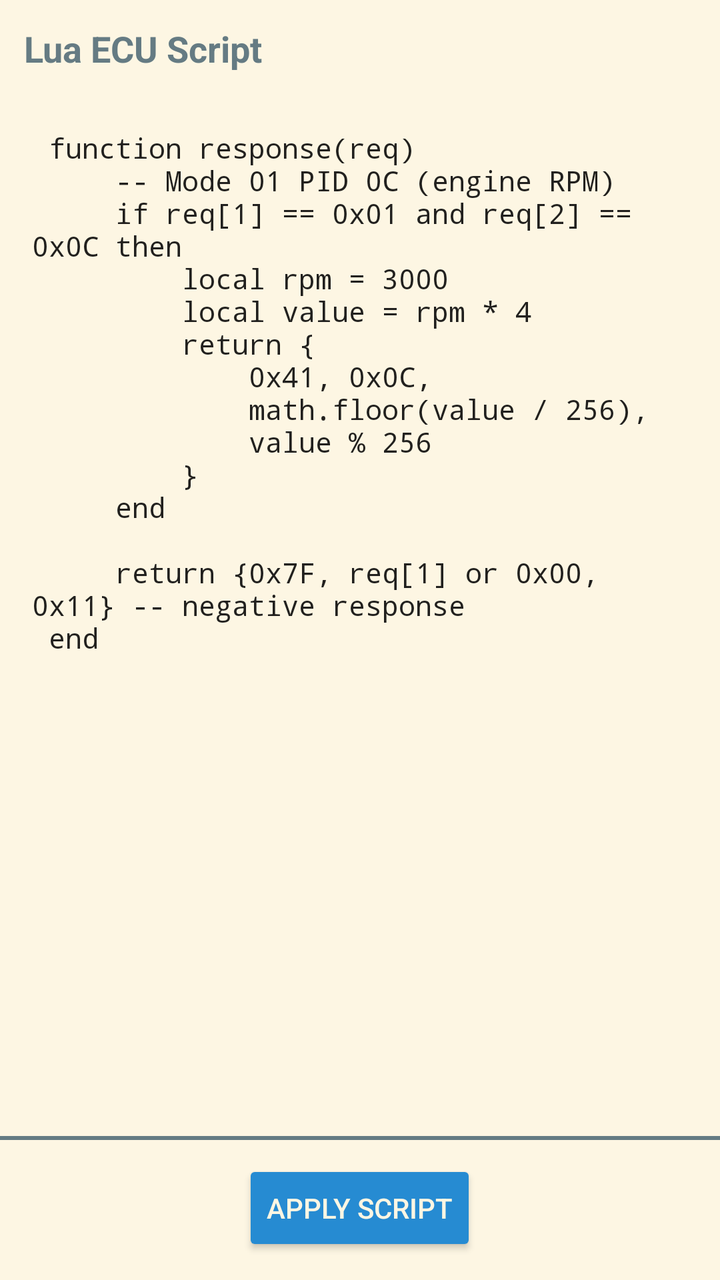
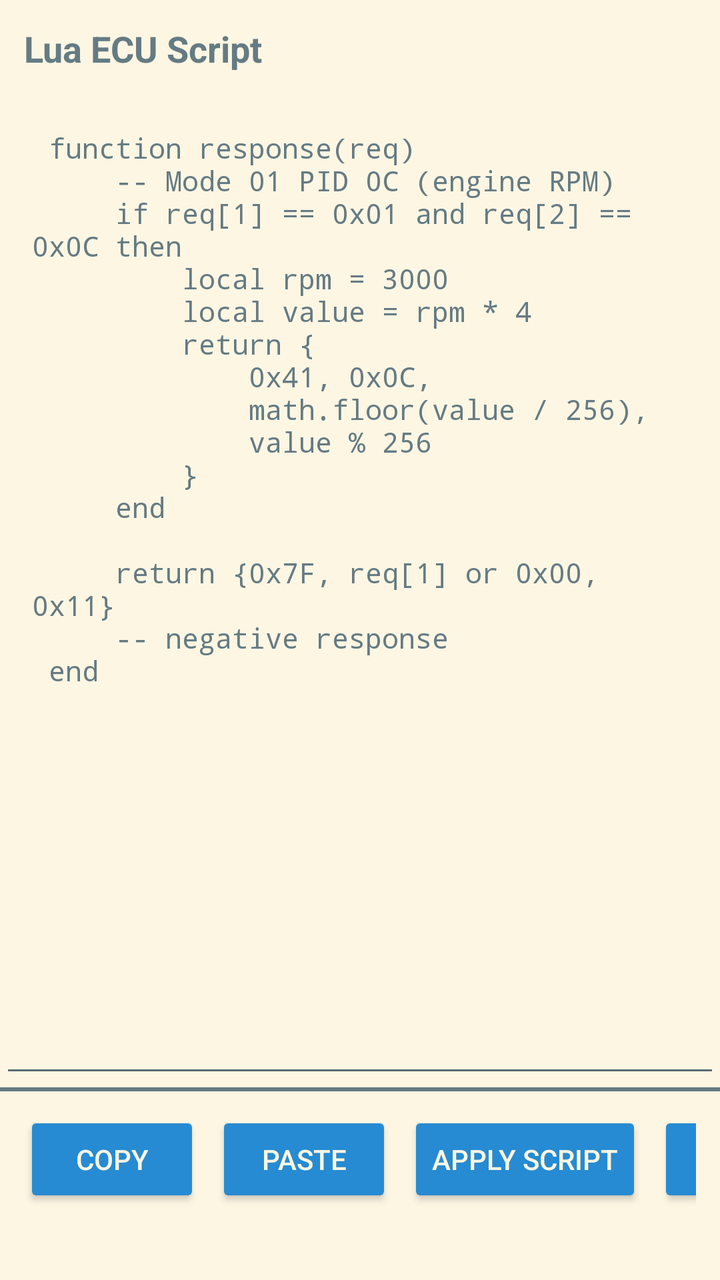

The first picture is an Android layout as it rendered before a commit; the second is the same layout after the commit. The layout source and the unified diff follow.
<!-- AndroidManifest.xml: application theme Theme.Solarized -->
<!-- res/layout/sim_main_ecu_config_script.xml -->
<?xml version="1.0" encoding="utf-8"?>
<androidx.constraintlayout.widget.ConstraintLayout
    xmlns:android="http://schemas.android.com/apk/res/android"
    xmlns:app="http://schemas.android.com/apk/res-auto"
    android:layout_width="match_parent"
    android:layout_height="match_parent">

    
    <LinearLayout
        android:id="@+id/top_bar"
        android:layout_width="0dp"
        android:layout_height="wrap_content"
        android:orientation="horizontal"
        android:padding="12dp"
        android:gravity="center_vertical"
        app:layout_constraintTop_toTopOf="parent"
        app:layout_constraintStart_toStartOf="parent"
        app:layout_constraintEnd_toEndOf="parent">

        <TextView
            android:layout_width="wrap_content"
            android:layout_height="wrap_content"
            android:text="Lua ECU Script"
            android:textSize="18sp"
            android:textStyle="bold" />

    </LinearLayout>

    
    <ScrollView
        android:id="@+id/editor_scroll"
        android:layout_width="0dp"
        android:layout_height="0dp"
        android:fillViewport="true"
        app:layout_constraintTop_toBottomOf="@id/top_bar"
        app:layout_constraintBottom_toTopOf="@id/bottom_bar"
        app:layout_constraintStart_toStartOf="parent"
        app:layout_constraintEnd_toEndOf="parent">

        <EditText
            android:id="@+id/lua_editor"
            android:layout_width="match_parent"
            android:layout_height="match_parent"
            android:gravity="top|start"
            android:textSize="14sp"
            android:padding="16dp"
            android:background="@android:color/transparent"
            android:inputType="textMultiLine|textNoSuggestions"
            android:fontFamily="monospace"
            android:scrollbars="vertical"
            android:overScrollMode="always"
            android:imeOptions="flagNoExtractUi"
            android:text="
function response(req)\n
    -- Mode 01 PID 0C (engine RPM)\n
    if req[1] == 0x01 and req[2] == 0x0C then\n
        local rpm = 3000\n
        local value = rpm * 4\n
        return {\n
            0x41, 0x0C,\n
            math.floor(value / 256),\n
            value % 256\n
        }\n
    end\n
\n
    return {0x7F, req[1] or 0x00, 0x11} -- negative response\n
end\n
            " />

    </ScrollView>

    
    <LinearLayout
        android:id="@+id/bottom_bar"
        android:layout_width="0dp"
        android:layout_height="wrap_content"
        android:orientation="horizontal"
        android:padding="12dp"
        android:gravity="center"
        android:background="@drawable/background_with_border_top"
        app:layout_constraintBottom_toBottomOf="parent"
        app:layout_constraintStart_toStartOf="parent"
        app:layout_constraintEnd_toEndOf="parent">

        <Button
            android:id="@+id/apply_script"
            android:layout_width="wrap_content"
            android:layout_height="wrap_content"
            android:text="Apply Script" />

        <TextView
            android:id="@+id/error_return"
            android:layout_width="wrap_content"
            android:layout_height="wrap_content"
            />

    </LinearLayout>

</androidx.constraintlayout.widget.ConstraintLayout>
<!-- resources referenced by this layout -->
<resources>
  <!-- drawable background_with_border_top (drawable) -->
  <?xml version="1.0" encoding="utf-8"?>
  <layer-list xmlns:android="http://schemas.android.com/apk/res/android">
  
      
      <item>
          <shape android:shape="rectangle">
              <solid android:color="?attr/android:colorBackground"/>
          </shape>
      </item>
  
      
      <item android:gravity="top">
          <shape android:shape="rectangle">
              <size android:height="2dp"/>
              <solid android:color="?attr/android:textColor"/> 
          </shape>
      </item>
  
  </layer-list>
  <style name="Theme.Solarized" parent="Theme.AppCompat.Light.NoActionBar">
          <item name="colorPrimary">@color/sol_base2</item>
          <item name="colorPrimaryDark">@color/sol_base1</item>
          <item name="colorAccent">@color/sol_blue</item>
  
          <item name="android:windowBackground">@color/sol_base3</item>
          <item name="android:colorBackground">@color/sol_base3</item>
          <item name="android:textColor">@color/sol_base00</item>
          <item name="colorOnPrimary">@color/sol_base00</item>
          <item name="android:textColorSecondary">@color/sol_base01</item>
  
          <item name="android:textViewStyle">@style/Solarized.TextView.Light</item>
          <item name="android:editTextStyle">@style/Solarized.EditText.Light</item>
          <item name="android:buttonStyle">@style/Solarized.Button.Light</item>
          <item name="android:checkboxStyle">@style/Solarized.CheckBox.Light</item>
      </style>
  <color name="sol_base2">#eee8d5</color>
  <color name="sol_base1">#93a1a1</color>
  <color name="sol_blue">#268bd2</color>
  <color name="sol_base3">#fdf6e3</color>
  <color name="sol_base00">#657b83</color>
  <color name="sol_base01">#586e75</color>
  <style name="Solarized.TextView.Light" parent="TextAppearance.AppCompat">
          <item name="android:textColor">@color/sol_base00</item>
      </style>
  <style name="Solarized.EditText.Light" parent="Widget.AppCompat.EditText">
          <item name="android:textColor">@color/sol_base00</item>
          <item name="android:textColorHint">@color/sol_base01</item>
          <item name="android:backgroundTint">@color/sol_base1</item>
      </style>
  <style name="Solarized.Button.Light" parent="Widget.AppCompat.Button">
          <item name="android:textColor">@color/sol_base3</item>
          <item name="android:backgroundTint">@color/sol_blue</item>
      </style>
  <style name="Solarized.CheckBox.Light" parent="Widget.AppCompat.CompoundButton.CheckBox">
          <item name="android:textColor">@color/sol_base00</item>
          <item name="buttonTint">@color/sol_cyan</item>
      </style>
  <color name="sol_cyan">#2aa198</color>
</resources>

<!-- the commit's change to res/layout/sim_main_ecu_config_script.xml (unified diff, before → after) -->
@@ -44,7 +44,7 @@
             android:gravity="top|start"
             android:textSize="14sp"
             android:padding="16dp"
-            android:background="@android:color/transparent"
+            android:textColor="?attr/android:textColor"
             android:inputType="textMultiLine|textNoSuggestions"
             android:fontFamily="monospace"
             android:scrollbars="vertical"
@@ -63,7 +63,8 @@ function response(req)\n
         }\n
     end\n
 \n
-    return {0x7F, req[1] or 0x00, 0x11} -- negative response\n
+    return {0x7F, req[1] or 0x00, 0x11}\n
+    -- negative response\n
 end\n
             " />
 
@@ -74,25 +75,67 @@ end\n
         android:id="@+id/bottom_bar"
         android:layout_width="0dp"
         android:layout_height="wrap_content"
-        android:orientation="horizontal"
+        android:orientation="vertical"
         android:padding="12dp"
-        android:gravity="center"
         android:background="@drawable/background_with_border_top"
         app:layout_constraintBottom_toBottomOf="parent"
         app:layout_constraintStart_toStartOf="parent"
         app:layout_constraintEnd_toEndOf="parent">
 
-        <Button
-            android:id="@+id/apply_script"
-            android:layout_width="wrap_content"
+        
+        <HorizontalScrollView
+            android:id="@+id/bottom_bar_scroll"
+            android:layout_width="match_parent"
             android:layout_height="wrap_content"
-            android:text="Apply Script" />
+            android:scrollbars="none">
 
+            <LinearLayout
+                android:id="@+id/bottom_bar_buttons"
+                android:layout_width="wrap_content"
+                android:layout_height="wrap_content"
+                android:orientation="horizontal">
+
+                <Button
+                    android:id="@+id/copy_script"
+                    android:layout_width="wrap_content"
+                    android:layout_height="wrap_content"
+                    android:text="Copy" />
+
+                <Button
+                    android:id="@+id/paste_script"
+                    android:layout_width="wrap_content"
+                    android:layout_height="wrap_content"
+                    android:layout_marginStart="8dp"
+                    android:text="Paste" />
+
+                <Button
+                    android:id="@+id/apply_script"
+                    android:layout_width="wrap_content"
+                    android:layout_height="wrap_content"
+                    android:layout_marginStart="8dp"
+                    android:text="Apply Script" />
+
+                <Button
+                    android:id="@+id/clear_script"
+                    android:layout_width="wrap_content"
+                    android:layout_height="wrap_content"
+                    android:layout_marginStart="8dp"
+                    android:text="Clear" />
+
+            </LinearLayout>
+
+        </HorizontalScrollView>
+
+        
         <TextView
             android:id="@+id/error_return"
-            android:layout_width="wrap_content"
+            android:layout_width="match_parent"
             android:layout_height="wrap_content"
-            />
+            android:text=""
+            android:textColor="#FF4444"
+            android:textSize="12sp"
+            android:paddingTop="8dp"
+            android:maxLines="3" />
 
     </LinearLayout>
 
